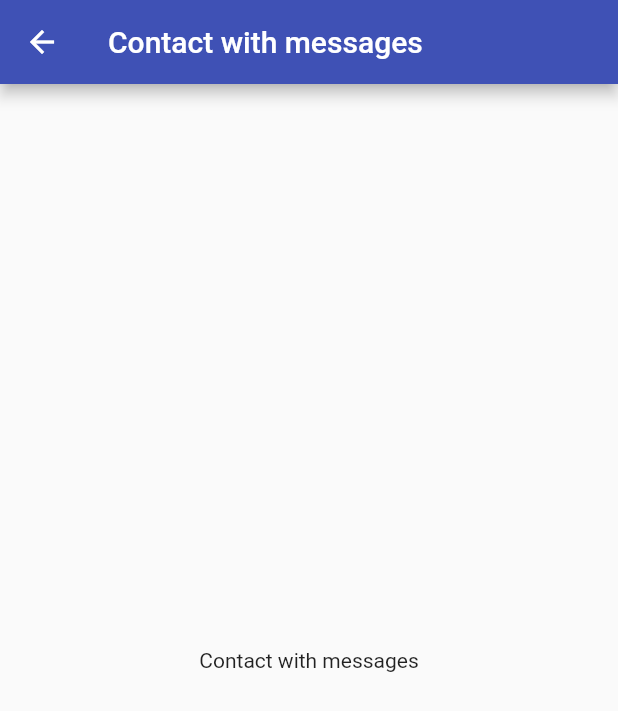
After one commit to andrianiainafn/MyContacts, a Flutter app: the ContactsWithMessages screen opened by its route, on a phone screen of 412 x 824 dp. The commit adds this screen. Shown: the top 711 px of the screen. Run offline on Flutter 3.47's test engine with Material 2 defaults, Android fonts, the phone set to English and light mode, and no system bars; our stand-ins replace flutter_bloc, get_it.

Commit message:
feature: ad contacts with message directory and root

```diff
--- a/lib/main.dart
+++ b/lib/main.dart
@@ -5,6 +5,7 @@ import 'package:social_mobile/bloc/contacts/contacts.bloc.dart';
 import 'package:social_mobile/bloc/messages/messages.bloc.dart';
 import 'package:social_mobile/repositories/contacts.repo.dart';
 import 'package:social_mobile/repositories/messages.repo.dart';
+import 'package:social_mobile/ui/pages/contactWithMessage/contacts.messages.page.dart';
 import 'package:social_mobile/ui/pages/contacts/contacts.page.dart';
 import 'package:social_mobile/ui/pages/messages/messages.page.dart';
 
@@ -41,7 +42,8 @@ class MyApp extends StatelessWidget {
         debugShowCheckedModeBanner: false,
         routes: {
           '/contacts':(context)=>const ContactsPage(),
-          '/messages':(context)=>MessagesPage()
+          '/messages':(context)=>MessagesPage(),
+          '/contactsWithMessages':(context)=> const ContactsWithMessages()
         },
         initialRoute: '/contacts',
       ),
--- /dev/null
+++ b/lib/ui/pages/contactWithMessage/contacts.messages.page.dart
@@ -0,0 +1,15 @@
+import 'package:flutter/material.dart';
+
+class ContactsWithMessages extends StatelessWidget {
+  const ContactsWithMessages({super.key});
+
+  @override
+  Widget build(BuildContext context) {
+    return Scaffold(
+      appBar: AppBar(title: const Text('Contact with messages'),),
+      body: const Center(
+        child: Text('Contact with messages'),
+      ),
+    );
+  }
+}
```
